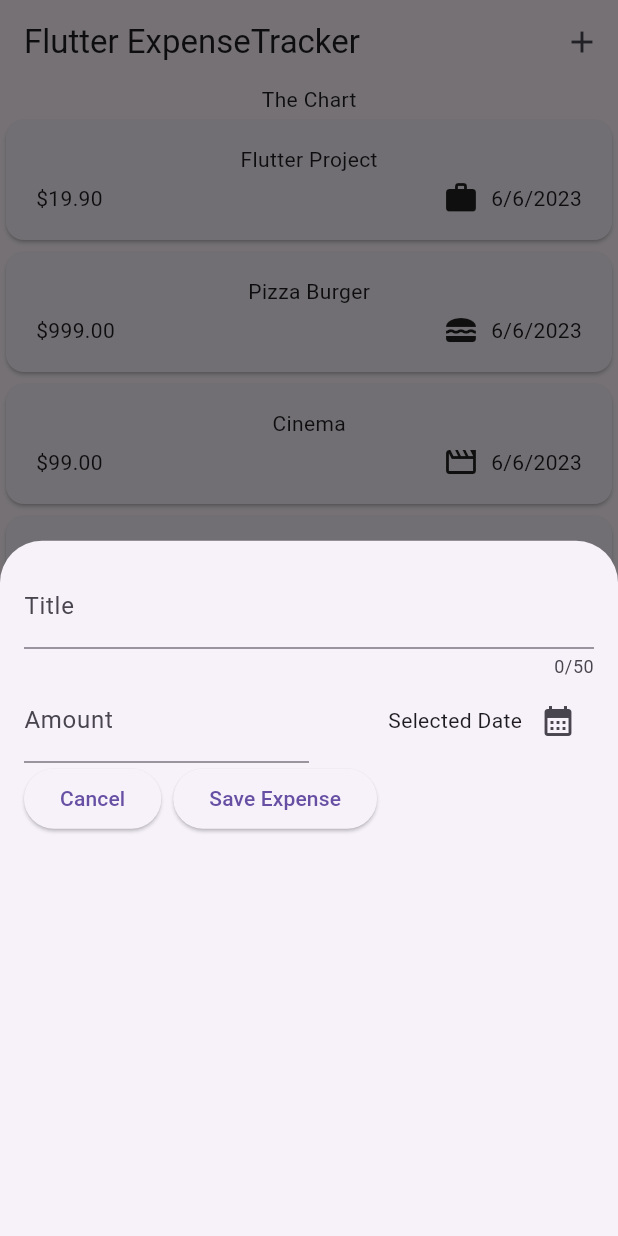
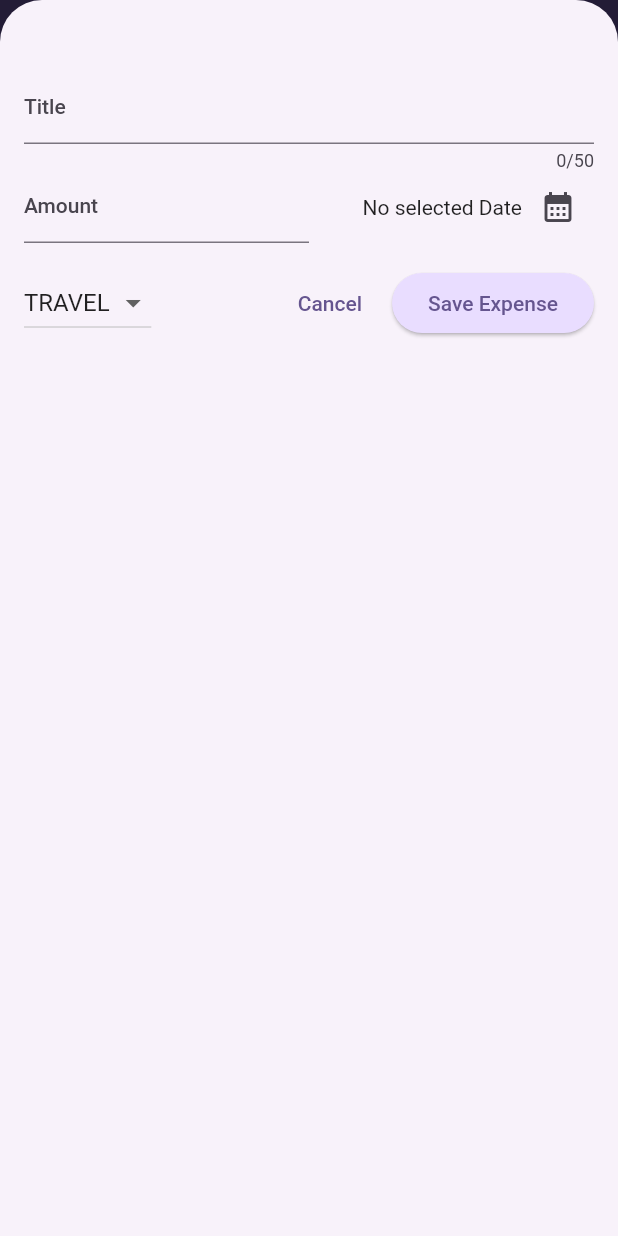
Before and after one commit to Mujjafar-Momin/expenses_app, a Flutter app: the screen it shows after launch, after a tap on the "add" icon, on a phone screen of 412 x 824 dp. Run offline on Flutter 3.47's test engine with Material 2 defaults, Android fonts, the phone set to English and light mode, and no system bars.

Commit message:
More widgets & Theming

```diff
--- a/lib/main.dart
+++ b/lib/main.dart
@@ -1,5 +1,3 @@
-
-
 import 'package:expenses_project/widgets/expenses.dart';
 import 'package:flutter/material.dart';
 
@@ -7,15 +5,55 @@
   runApp(const MyApp());
 }
 
+var kColorScheme =
+    ColorScheme.fromSeed(seedColor: const Color.fromARGB(255, 96, 59, 181));
+var kDarkScheme = ColorScheme.fromSeed(
+    brightness: Brightness.dark,
+    seedColor: const Color.fromARGB(255, 5, 99, 125));
+
 class MyApp extends StatelessWidget {
   const MyApp({Key? key}) : super(key: key);
 
   @override
   Widget build(BuildContext context) {
-    return MaterialApp(theme: ThemeData( useMaterial3: true,
-    ),
+    return MaterialApp(
+      darkTheme: ThemeData.dark().copyWith(
+        useMaterial3: true,
+        colorScheme: kDarkScheme,
+        cardTheme: const CardTheme().copyWith(
+          color: kDarkScheme.secondaryContainer,
+          margin: const EdgeInsets.symmetric(horizontal: 16, vertical: 8),
+        ),
+        elevatedButtonTheme: ElevatedButtonThemeData(
+          style: ElevatedButton.styleFrom(
+              backgroundColor: kDarkScheme.primaryContainer,
+              foregroundColor: kDarkScheme.onPrimaryContainer),
+        ),
+      ),
+      theme: ThemeData().copyWith(
+        useMaterial3: true,
+        colorScheme: kColorScheme,
+        appBarTheme: const AppBarTheme().copyWith(
+          backgroundColor: kColorScheme.onPrimaryContainer,
+          foregroundColor: kColorScheme.onPrimary,
+        ),
+        cardTheme: const CardTheme().copyWith(
+          color: kColorScheme.secondaryContainer,
+          margin: const EdgeInsets.symmetric(horizontal: 16, vertical: 8),
+        ),
+        elevatedButtonTheme: ElevatedButtonThemeData(
+          style: ElevatedButton.styleFrom(
+              backgroundColor: kColorScheme.primaryContainer),
+        ),
+        textTheme: ThemeData().textTheme.copyWith(
+            titleLarge: TextStyle(
+                fontWeight: FontWeight.bold,
+                color: kColorScheme.onSecondaryContainer,
+                fontSize: 16)),
+      ),
+      // themeMode: ThemeMode.dark,
       debugShowCheckedModeBanner: false,
-      home: Expenses(),
+      home: const Expenses(),
     );
   }
 }
--- a/lib/models/expense.dart
+++ b/lib/models/expense.dart
@@ -2,18 +2,19 @@
 import 'package:uuid/uuid.dart';
 import 'package:intl/intl.dart';
 
-const uuid= Uuid();
+const uuid = Uuid();
 
-enum Category {food, travel ,leisure,work}
+enum Category { food, travel, leisure, work }
 
-final formatter=DateFormat.yMd();
+final formatter = DateFormat.yMd();
 
-const categoryIcon={
+const categoryIcon = {
   Category.food: Icons.lunch_dining,
-  Category.travel : Icons.flight,
+  Category.travel: Icons.flight,
   Category.leisure: Icons.movie_creation_outlined,
-  Category.work:Icons.work,
+  Category.work: Icons.work,
 };
+
 class Expense {
   final String id;
   final String title;
@@ -22,14 +23,34 @@
   final Category category;
 
   Expense(
-      {
-      required this.category,
+      {required this.category,
       required this.title,
       required this.amount,
-      required this.date}):id=uuid .v4();
+      required this.date})
+      : id = uuid.v4();
 
-
-  get formattedDate{
+  get formattedDate {
     return formatter.format(date);
   }
 }
+
+class ExpenseBucket {
+  final Category category;
+  final List<Expense> expenses;
+
+  ExpenseBucket({required this.category, required this.expenses});
+
+  ExpenseBucket.forCategory(List<Expense> allExpenses, this.category)
+      : expenses = allExpenses
+            .where((expense) => expense.category == category)
+            .toList();
+
+  double get totalExpenses {
+    double sum = 0;
+
+    for (final expense in expenses) {
+      sum += expense.amount;
+    }
+    return sum;
+  }
+}
--- /dev/null
+++ b/lib/widgets/chart/chart.dart
@@ -0,0 +1,95 @@
+import 'package:expenses_project/models/expense.dart';
+import 'package:expenses_project/widgets/chart/chart_bar.dart';
+import 'package:flutter/material.dart';
+
+
+class Chart extends StatelessWidget {
+  const Chart({super.key, required this.expenses});
+
+  final List<Expense> expenses;
+
+  List<ExpenseBucket> get buckets {
+    return [
+      ExpenseBucket.forCategory(expenses, Category.food),
+      ExpenseBucket.forCategory(expenses, Category.leisure),
+      ExpenseBucket.forCategory(expenses, Category.travel),
+      ExpenseBucket.forCategory(expenses, Category.work),
+    ];
+  }
+
+  double get maxTotalExpense {
+    double maxTotalExpense = 0;
+
+    for (final bucket in buckets) {
+      if (bucket.totalExpenses > maxTotalExpense) {
+        maxTotalExpense = bucket.totalExpenses;
+      }
+    }
+
+    return maxTotalExpense;
+  }
+
+  @override
+  Widget build(BuildContext context) {
+    final isDarkMode =
+        MediaQuery.of(context).platformBrightness == Brightness.dark;
+    return Container(
+      margin: const EdgeInsets.all(16),
+      padding: const EdgeInsets.symmetric(
+        vertical: 16,
+        horizontal: 8,
+      ),
+      width: double.infinity,
+      height: 180,
+      decoration: BoxDecoration(
+        borderRadius: BorderRadius.circular(8),
+        gradient: LinearGradient(
+          colors: [
+            Theme.of(context).colorScheme.primary.withOpacity(0.3),
+            Theme.of(context).colorScheme.primary.withOpacity(0.0)
+          ],
+          begin: Alignment.bottomCenter,
+          end: Alignment.topCenter,
+        ),
+      ),
+      child: Column(
+        children: [
+          Expanded(
+            child: Row(
+              crossAxisAlignment: CrossAxisAlignment.end,
+              children: [
+                for (final bucket in buckets) // alternative to map()
+                  ChartBar(
+                    fill: bucket.totalExpenses == 0
+                        ? 0
+                        : bucket.totalExpenses / maxTotalExpense,
+                  )
+              ],
+            ),
+          ),
+          const SizedBox(height: 12),
+          Row(
+            children: buckets
+                .map(
+                  (bucket) => Expanded(
+                child: Padding(
+                  padding: const EdgeInsets.symmetric(horizontal: 4),
+                  child: Icon(
+                    categoryIcon[bucket.category],
+                    color: isDarkMode
+                        ? Theme.of(context).colorScheme.secondary
+                        : Theme.of(context)
+                        .colorScheme
+                        .primary
+                        .withOpacity(0.7),
+                  ),
+                ),
+              ),
+            )
+                .toList(),
+          )
+        ],
+      ),
+    );
+  }
+}
--- /dev/null
+++ b/lib/widgets/chart/chart_bar.dart
@@ -0,0 +1,34 @@
+import 'package:flutter/material.dart';
+
+class ChartBar extends StatelessWidget {
+  const ChartBar({
+    super.key,
+    required this.fill,
+  });
+
+  final double fill;
+
+  @override
+  Widget build(BuildContext context) {
+    final isDarkMode =
+        MediaQuery.of(context).platformBrightness == Brightness.dark;
+    return Expanded(
+      child: Padding(
+        padding: const EdgeInsets.symmetric(horizontal: 4),
+        child: FractionallySizedBox(
+          heightFactor: fill,
+          child: DecoratedBox(
+            decoration: BoxDecoration(
+              shape: BoxShape.rectangle,
+              borderRadius:
+              const BorderRadius.vertical(top: Radius.circular(8)),
+              color: isDarkMode
+                  ? Theme.of(context).colorScheme.secondary
+                  : Theme.of(context).colorScheme.primary.withOpacity(0.65),
+            ),
+          ),
+        ),
+      ),
+    );
+  }
+}
--- a/lib/widgets/expenses.dart
+++ b/lib/widgets/expenses.dart
@@ -1,3 +1,4 @@
+import 'package:expenses_project/widgets/chart/chart.dart';
 import 'package:expenses_project/widgets/expenses_list/expenses_list.dart';
 import 'package:expenses_project/models/expense.dart';
 import 'package:expenses_project/widgets/new_expense.dart';
@@ -11,30 +12,92 @@
 }
 
 class _ExpensesState extends State<Expenses> {
-  List<Expense>  registeredExpenses=[
-    Expense(category: Category.work, title: "Flutter Project", amount: 19.9, date: DateTime.now()),
-    Expense(category: Category.food, title: "Pizza Burger", amount: 999, date: DateTime.now()),
-    Expense(category: Category.leisure, title: "Cinema", amount: 99, date: DateTime.now()),
-    Expense(category: Category.travel, title: "Flutter Travel", amount: 5427, date: DateTime.now()),
+  List<Expense> registeredExpenses = [
+    Expense(
+        category: Category.work,
+        title: "Flutter Project",
+        amount: 19.9,
+        date: DateTime.now()),
+    Expense(
+        category: Category.food,
+        title: "Pizza Burger",
+        amount: 999,
+        date: DateTime.now()),
+    Expense(
+        category: Category.leisure,
+        title: "Cinema",
+        amount: 99,
+        date: DateTime.now()),
+    Expense(
+        category: Category.travel,
+        title: "Flutter Travel",
+        amount: 5427,
+        date: DateTime.now()),
   ];
-void _openAddExpenseOverlay(){
-  showModalBottomSheet(context: context, builder: (context)=>const NewExpense(),);
-}
+
+  void _openAddExpenseOverlay() {
+    showModalBottomSheet(
+      isScrollControlled: true,
+      context: context,
+      builder: (context) => Container(
+          margin: const EdgeInsets.symmetric(vertical: 32),
+          child: NewExpense(onAddExpense: _addExpense)),
+    );
+  }
+
+  void _addExpense(Expense expense) {
+    setState(() {
+      registeredExpenses.add(expense);
+    });
+  }
+
+  void _removeExpense(Expense expense) {
+    final expenseIndex = registeredExpenses.indexOf(expense);
+    setState(() {
+      registeredExpenses.remove(expense);
+    });
+    ScaffoldMessenger.of(context).clearSnackBars();
+    ScaffoldMessenger.of(context).showSnackBar(
+      SnackBar(
+        duration: const Duration(seconds: 3),
+        content: const Text("Expense Deleted"),
+        action: SnackBarAction(
+          label: 'Undo',
+          onPressed: () {
+            setState(() {
+              registeredExpenses.insert(expenseIndex, expense);
+            });
+          },
+        ),
+      ),
+    );
+  }
+
   @override
   Widget build(BuildContext context) {
+    Widget mainContent =
+        const Center(child: Text("No expenses found.Start adding some!"));
+
+    if (registeredExpenses.isNotEmpty) {
+      mainContent = ExpensesList(
+        expenses: registeredExpenses,
+        onRemoveExpense: _removeExpense,
+      );
+    }
     return Scaffold(
       appBar: AppBar(
         title: const Text("Flutter ExpenseTracker"),
         actions: [
-          IconButton(onPressed: _openAddExpenseOverlay, icon: const Icon(Icons.add))
+          IconButton(
+              onPressed: _openAddExpenseOverlay, icon: const Icon(Icons.add))
         ],
       ),
       body: Center(
         child: Column(
           mainAxisAlignment: MainAxisAlignment.center,
           children: [
-            const Text("The Chart"),
-            Expanded(child: ExpensesList(expenses: registeredExpenses))
+            Chart(expenses: registeredExpenses),
+            Expanded(child: mainContent)
           ],
         ),
       ),
--- a/lib/widgets/expenses_list/expense_item.dart
+++ b/lib/widgets/expenses_list/expense_item.dart
@@ -12,8 +12,9 @@
       child: Padding(
         padding: const EdgeInsets.symmetric(vertical: 16, horizontal: 20),
         child: Column(
+          crossAxisAlignment: CrossAxisAlignment.start,
           children: [
-            Text(expense.title),
+            Text(expense.title,style: Theme.of(context).textTheme.titleLarge,),
             const SizedBox(
               height: 4,
             ),
--- a/lib/widgets/expenses_list/expenses_list.dart
+++ b/lib/widgets/expenses_list/expenses_list.dart
@@ -3,14 +3,28 @@
 import 'package:flutter/material.dart';
 
 class ExpensesList extends StatelessWidget {
-  const ExpensesList({Key? key, required this.expenses}) : super(key: key);
+  const ExpensesList(
+      {Key? key, required this.expenses, required this.onRemoveExpense})
+      : super(key: key);
 
   final List<Expense> expenses;
+  final void Function(Expense expense) onRemoveExpense;
 
   @override
   Widget build(BuildContext context) {
     return ListView.builder(
-        itemCount: expenses.length,
-        itemBuilder: (context, index) => ExpenseItem(expenses[index]));
+      itemCount: expenses.length,
+      itemBuilder: (context, index) => Dismissible(
+        background: Container(
+          margin: EdgeInsets.symmetric(horizontal: Theme.of(context).cardTheme.margin!.horizontal),
+          color: Theme.of(context).colorScheme.error.withOpacity(0.75),
+        ),
+        key: ValueKey(expenses[index]),
+        onDismissed: (direction) {
+          onRemoveExpense(expenses[index]);
+        },
+        child: ExpenseItem(expenses[index]),
+      ),
+    );
   }
 }
--- a/lib/widgets/new_expense.dart
+++ b/lib/widgets/new_expense.dart
@@ -1,7 +1,9 @@
+import 'package:expenses_project/models/expense.dart';
 import 'package:flutter/material.dart';
 
 class NewExpense extends StatefulWidget {
-  const NewExpense({Key? key}) : super(key: key);
+  const NewExpense({Key? key, required this.onAddExpense}) : super(key: key);
+  final void Function(Expense expense) onAddExpense;
 
   @override
   State<NewExpense> createState() => _NewExpenseState();
@@ -10,15 +12,52 @@
 class _NewExpenseState extends State<NewExpense> {
   final _textController = TextEditingController();
   final _amountController = TextEditingController();
+  DateTime? _selectedDate;
+  Category _selectedCategory = Category.travel;
 
-  void _presentDatePicker() {
+  void _presentDatePicker() async {
     final now = DateTime.now();
     final firstDate = DateTime(now.year - 1, now.month, now.day);
-    showDatePicker(
+    final pickedDate = await showDatePicker(
         context: context,
         initialDate: now,
         firstDate: firstDate,
         lastDate: now);
+    setState(() {
+      _selectedDate = pickedDate;
+    });
+  }
+
+  void _submitExpensesData() {
+    final enteredAmount = double.tryParse(_amountController.text);
+    final amountIsInvalid = enteredAmount == null || enteredAmount <= 0;
+
+    if (_textController.text.trim().isEmpty ||
+        amountIsInvalid ||
+        _selectedDate == null) {
+      showDialog(
+          context: context,
+          builder: (ctx) => AlertDialog(
+                title: const Text('Invalid input'),
+                content: const Text(
+                    "Please make sure you have added valid inputs.."),
+                actions: [
+                  TextButton(
+                      onPressed: () {
+                        Navigator.pop(ctx);
+                      },
+                      child: const Text("Okay"))
+                ],
+              ));
+      return;
+    }
+
+    widget.onAddExpense(Expense(
+        category: _selectedCategory,
+        title: _textController.text,
+        amount: enteredAmount,
+        date: _selectedDate!));
+    Navigator.pop(context);
   }
 
   @override
@@ -58,7 +97,9 @@
                   mainAxisAlignment: MainAxisAlignment.end,
                   crossAxisAlignment: CrossAxisAlignment.center,
                   children: [
-                    const Text("Selected Date"),
+                    Text(_selectedDate == null
+                        ? "No selected Date"
+                        : formatter.format(_selectedDate!)),
                     IconButton(
                         onPressed: _presentDatePicker,
                         icon: const Icon(Icons.calendar_month)),
@@ -67,9 +108,33 @@
               ),
             ],
           ),
+          const SizedBox(
+            height: 16,
+          ),
           Row(
             children: [
-              ElevatedButton(
+              DropdownButton(
+                  value: _selectedCategory,
+                  items: Category.values
+                      .map(
+                        (category) => DropdownMenuItem(
+                          value: category,
+                          child: Text(
+                            category.name.toUpperCase(),
+                          ),
+                        ),
+                      )
+                      .toList(),
+                  onChanged: (value) {
+                    if (value == null) {
+                      return;
+                    }
+                    setState(() {
+                      _selectedCategory = value;
+                    });
+                  }),
+              const Spacer(),
+              TextButton(
                   onPressed: () {
                     Navigator.pop(context);
                   },
@@ -78,9 +143,7 @@
                 width: 8,
               ),
               ElevatedButton(
-                  onPressed: () {
-                    print(_textController.text);
-                  },
+                  onPressed: _submitExpensesData,
                   child: const Text("Save Expense"))
             ],
           )
```
